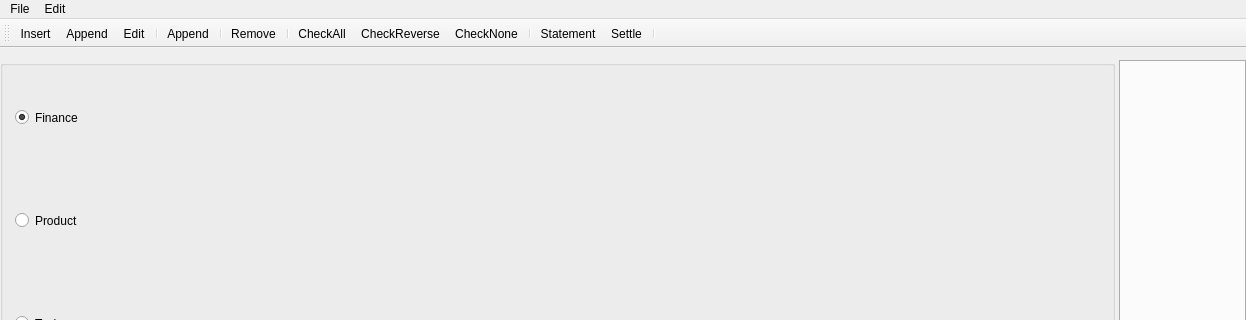
The window that mainwindow.ui (YtxErp/YTX) describes before a commit, drawn with Qt 5; both pictures show x 0 to 1246 and y 0 to 320 of the 1246 by 722 pixel window.
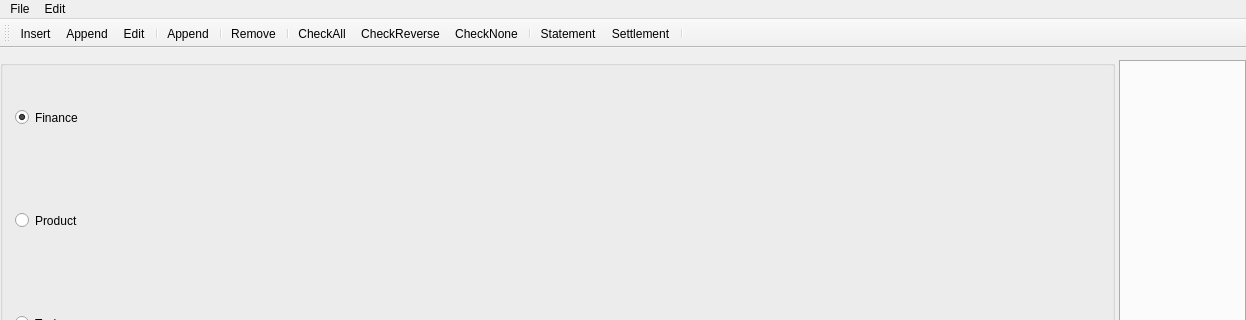
The same window after the commit.

Commit message: Implement Settlement

```diff
--- a/mainwindow.ui
+++ b/mainwindow.ui
@@ -243,7 +243,7 @@
    <addaction name="actionCheckNone"/>
    <addaction name="separator"/>
    <addaction name="actionStatement"/>
-   <addaction name="actionSettle"/>
+   <addaction name="actionSettlement"/>
    <addaction name="separator"/>
   </widget>
   <action name="actionInsertNode">
@@ -433,9 +433,12 @@
     <enum>QAction::MenuRole::NoRole</enum>
    </property>
   </action>
-  <action name="actionSettle">
+  <action name="actionSettlement">
    <property name="text">
-    <string>Settle</string>
+    <string>Settlement</string>
+   </property>
+   <property name="toolTip">
+    <string>Settlement</string>
    </property>
    <property name="menuRole">
     <enum>QAction::MenuRole::NoRole</enum>
```
The commit also changes 59 other files.
